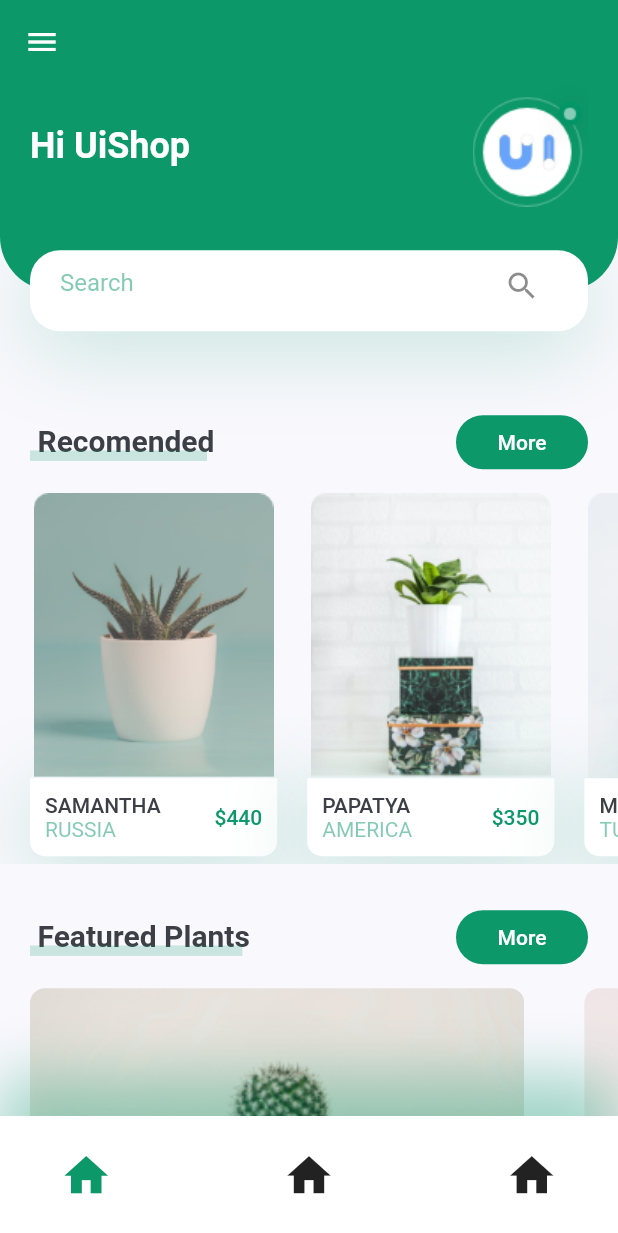
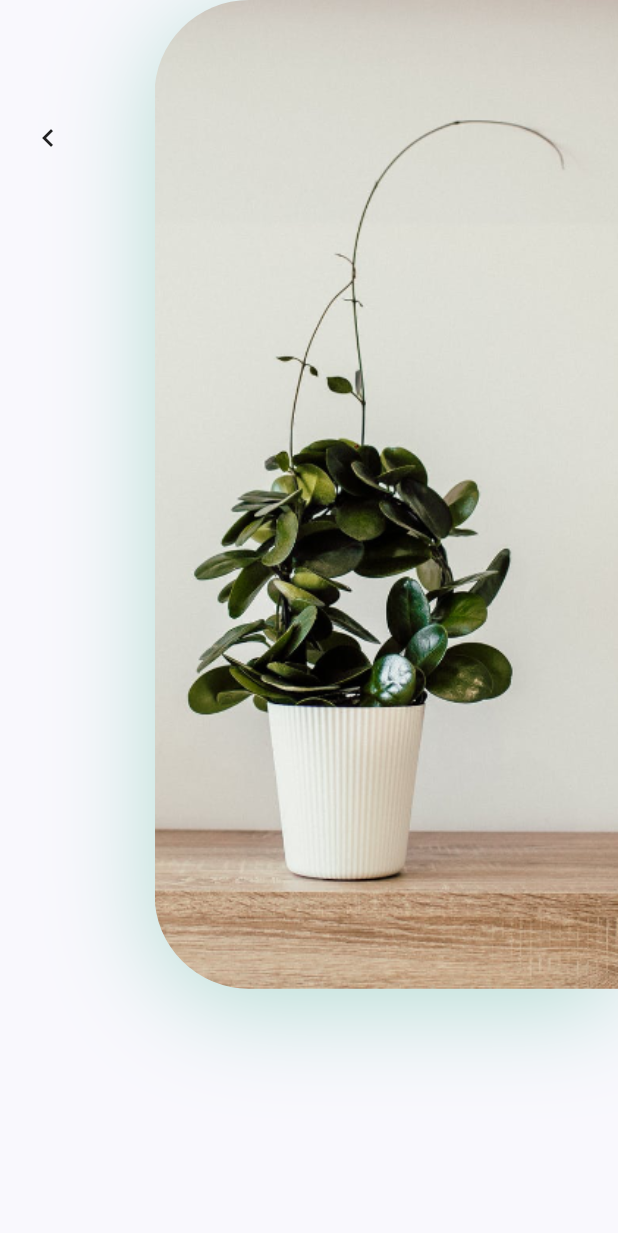
Before and after one commit to baynarkozcu/plantshopdesign2, a Flutter app: the screen it shows after launch, after a tap on an icon or button, on a phone screen of 412 x 824 dp. Shown: the top 1233 px of the screen. Run offline on Flutter 3.47's test engine with Material 2 defaults, Android fonts, the phone set to English and light mode, and no system bars.

Commit message:
detail page

```diff
--- a/lib/main.dart
+++ b/lib/main.dart
@@ -1,7 +1,7 @@
 import 'package:flutter/material.dart';
 import 'package:flutterappshop2/constants.dart';
 
-import 'screens/home.dart';
+import 'screens/home/home.dart';
 
 void main() {
   runApp(MyApp());
--- /dev/null
+++ b/lib/screens/detail/body.dart
@@ -0,0 +1,59 @@
+import 'package:flutter/material.dart';
+import 'package:flutterappshop2/constants.dart';
+
+class DeailBody extends StatelessWidget {
+  @override
+  Widget build(BuildContext context) {
+    Size size = MediaQuery.of(context).size;
+    return Column(
+      children: [
+        SizedBox(
+          height: size.height * 0.8,
+          child: Row(
+            children: [
+              Expanded(
+                child: Padding(
+                  padding: EdgeInsets.symmetric(
+                      vertical: kDefaultPadding * 4,
+                      horizontal: kDefaultPadding),
+                  child: Column(
+                    children: [
+                      Align(
+                        alignment: Alignment.topLeft,
+                        child: InkWell(
+                            onTap: () {
+                              Navigator.of(context).pop();
+                            },
+                            child: Icon(Icons.keyboard_arrow_left_outlined)),
+                      ),
+                      Spacer()
+                    ],
+                  ),
+                ),
+              ),
+              Container(
+                height: size.height * 0.8,
+                width: size.width * 0.75,
+                decoration: BoxDecoration(
+                    borderRadius: BorderRadius.only(
+                      topLeft: Radius.circular(63),
+                      bottomLeft: Radius.circular(63),
+                    ),
+                    image: DecorationImage(
+                        alignment: Alignment.centerLeft,
+                        fit: BoxFit.cover,
+                        image: AssetImage("assets/images/img.png")),
+                    boxShadow: [
+                      BoxShadow(
+                          offset: Offset(0, 10),
+                          blurRadius: 60,
+                          color: primaryColor.withOpacity(0.29))
+                    ]),
+              )
+            ],
+          ),
+        )
+      ],
+    );
+  }
+}
--- /dev/null
+++ b/lib/screens/detail/detailscreen.dart
@@ -0,0 +1,14 @@
+
+
+import 'package:flutter/material.dart';
+
+import 'body.dart';
+
+class DetailScreen extends StatelessWidget {
+  @override
+  Widget build(BuildContext context) {
+    return Scaffold(
+      body: DeailBody(),
+    );
+  }
+}
--- a/lib/screens/home.dart
+++ b/lib/screens/home/home.dart
@@ -1,7 +1,7 @@
 import 'package:flutter/material.dart';
-import 'package:flutterappshop2/widgets/custombuttomappbar.dart';
 
-import 'homebody.dart';
+import 'body.dart';
+import 'widgets/custombuttomappbar.dart';
 
 class Home extends StatelessWidget {
   @override
--- a/lib/widgets/custombuttomappbar.dart
+++ b/lib/screens/home/widgets/custombuttomappbar.dart
@@ -1,5 +1,5 @@
 import 'package:flutter/material.dart';
-import '../constants.dart';
+import '../../../constants.dart';
 
 class CustomBottomAppBar extends StatelessWidget {
   const CustomBottomAppBar({
--- a/lib/widgets/featuredplantcard.dart
+++ b/lib/screens/home/widgets/featuredplantcard.dart
@@ -1,6 +1,7 @@
 import 'package:flutter/material.dart';
 
-import '../constants.dart';
+import '../../../constants.dart';
+
 
 class FeaturedPlantCard extends StatelessWidget {
   final String image;
--- a/lib/widgets/headerwithsearch.dart
+++ b/lib/screens/home/widgets/headerwithsearch.dart
@@ -1,6 +1,8 @@
 import 'package:flutter/material.dart';
 
-import '../constants.dart';
+import '../../../constants.dart';
+
+
 
 class HeaderWidget extends StatelessWidget {
   @override
--- a/lib/widgets/plantcard.dart
+++ b/lib/screens/home/widgets/plantcard.dart
@@ -1,6 +1,7 @@
 import 'package:flutter/material.dart';
 
-import '../constants.dart';
+import '../../../constants.dart';
+
 
 class PlantCard extends StatelessWidget {
   final String title, country, image;
@@ -14,7 +15,9 @@ class PlantCard extends StatelessWidget {
   @override
   Widget build(BuildContext context) {
     Size size = MediaQuery.of(context).size;
-    return Container(
+    return GestureDetector(
+      onTap: press,
+          child: Container(
         margin: EdgeInsets.only(
             left: kDefaultPadding,
             top: kDefaultPadding / 2,
@@ -23,11 +26,7 @@ class PlantCard extends StatelessWidget {
         child: Column(
           children: [
             Image.asset(image),
-          GestureDetector(
-            onTap: () {
-              press();
-            },
-            child: Container(
+            Container(
               padding: EdgeInsets.all(kDefaultPadding / 2),
               decoration: BoxDecoration(
                   borderRadius: BorderRadius.only(
@@ -58,9 +57,9 @@ class PlantCard extends StatelessWidget {
                           ))
                 ],
               ),
-            ),
             )
           ],
+        ),
       ),
     );
   }
--- a/lib/widgets/recomendsplants.dart
+++ b/lib/screens/home/widgets/recomendsplants.dart
@@ -1,4 +1,5 @@
 import 'package:flutter/material.dart';
+import 'package:flutterappshop2/screens/detail/detailscreen.dart';
 
 import 'plantcard.dart';
 
@@ -18,21 +19,33 @@ class RecomendsPlants extends StatelessWidget {
             image: "assets/images/image_1.png",
             country: "Russia",
             price: 440,
-            press: () {},
+            press: () {
+              Navigator.of(context).push(MaterialPageRoute(
+                builder: (context) => DetailScreen(),
+              ));
+            },
           ),
           PlantCard(
             title: "Papatya",
             image: "assets/images/image_2.png",
             country: "America",
             price: 350,
-            press: () {},
+            press: () {
+                            Navigator.of(context).push(MaterialPageRoute(
+                builder: (context) => DetailScreen(),
+              ));
+            },
           ),
           PlantCard(
             title: "Menekşe",
             image: "assets/images/image_3.png",
             country: "Turkey",
             price: 750,
-            press: () {},
+            press: () {
+                            Navigator.of(context).push(MaterialPageRoute(
+                builder: (context) => DetailScreen(),
+              ));
+            },
           ),
         ],
       ),
--- a/lib/widgets/titlewithmore.dart
+++ b/lib/screens/home/widgets/titlewithmore.dart
@@ -1,7 +1,7 @@
 import 'package:flutter/material.dart';
-import 'package:flutterappshop2/widgets/underlinetitle.dart';
+import 'package:flutterappshop2/screens/home/widgets/underlinetitle.dart';
+import '../../../constants.dart';
 
-import '../constants.dart';
 
 class TitleWidthMoreButton extends StatelessWidget {
   final String title;
--- a/lib/widgets/underlinetitle.dart
+++ b/lib/screens/home/widgets/underlinetitle.dart
@@ -1,6 +1,7 @@
 import 'package:flutter/material.dart';
 
-import '../constants.dart';
+import '../../../constants.dart';
+
 
 class UnderlineTextWidget extends StatelessWidget {
   final String text;
```
Also changed, not shown: lib/screens/home/body.dart (renamed from lib/screens/homebody.dart, +4 -4 lines), lib/screens/home/widgets/featuredplants.dart (renamed from lib/widgets/featuredplants.dart). Lines whose indentation alone changed are shown as unchanged.
